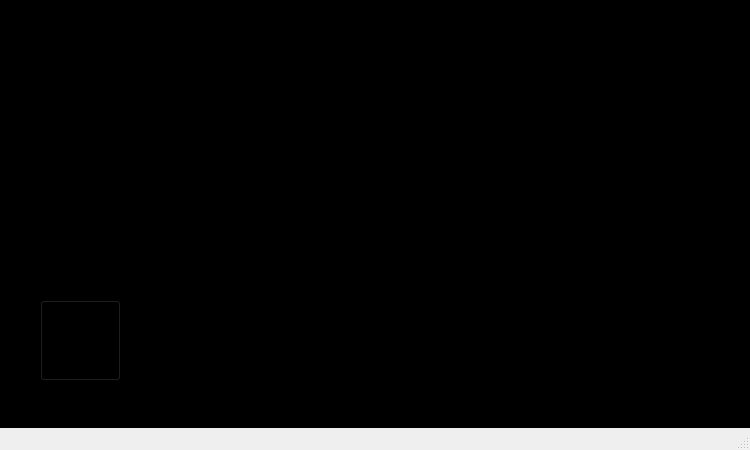
Old version of the form settingswindow.ui in the repository javierjose1224/Proyecto_final.
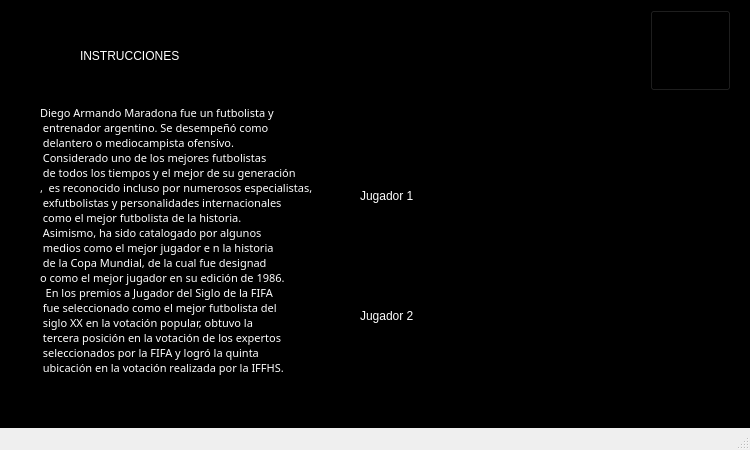
New version of the form. Icons and pictures are not drawn.

The edit to the form file:
```diff
--- a/settingswindow.ui
+++ b/settingswindow.ui
@@ -35,8 +35,8 @@
     <widget class="QPushButton" name="pushButton">
      <property name="geometry">
       <rect>
-       <x>40</x>
-       <y>300</y>
+       <x>650</x>
+       <y>10</y>
        <width>81</width>
        <height>81</height>
       </rect>
@@ -48,6 +48,119 @@
       <string/>
      </property>
     </widget>
+    <widget class="QLabel" name="label">
+     <property name="geometry">
+      <rect>
+       <x>480</x>
+       <y>120</y>
+       <width>271</width>
+       <height>251</height>
+      </rect>
+     </property>
+     <property name="styleSheet">
+      <string notr="true">border-image: url(:/Imagenes/teclas.png);</string>
+     </property>
+     <property name="text">
+      <string/>
+     </property>
+    </widget>
+    <widget class="QLabel" name="label_2">
+     <property name="geometry">
+      <rect>
+       <x>360</x>
+       <y>170</y>
+       <width>111</width>
+       <height>51</height>
+      </rect>
+     </property>
+     <property name="styleSheet">
+      <string notr="true">font: 75 16pt &quot;Segoe Script&quot;;
+color: rgb(255, 255, 255);</string>
+     </property>
+     <property name="text">
+      <string>Jugador 1</string>
+     </property>
+    </widget>
+    <widget class="QLabel" name="label_3">
+     <property name="geometry">
+      <rect>
+       <x>360</x>
+       <y>290</y>
+       <width>111</width>
+       <height>51</height>
+      </rect>
+     </property>
+     <property name="styleSheet">
+      <string notr="true">font: 75 16pt &quot;Segoe Script&quot;;
+color: rgb(255, 255, 255);</string>
+     </property>
+     <property name="text">
+      <string>Jugador 2</string>
+     </property>
+    </widget>
+    <widget class="QLabel" name="label_4">
+     <property name="geometry">
+      <rect>
+       <x>80</x>
+       <y>30</y>
+       <width>191</width>
+       <height>51</height>
+      </rect>
+     </property>
+     <property name="styleSheet">
+      <string notr="true">font: 75 16pt &quot;Segoe Script&quot;;
+color: rgb(255, 255, 255);</string>
+     </property>
+     <property name="text">
+      <string>INSTRUCCIONES</string>
+     </property>
+    </widget>
+    <widget class="QLabel" name="label_5">
+     <property name="geometry">
+      <rect>
+       <x>40</x>
+       <y>70</y>
+       <width>311</width>
+       <height>341</height>
+      </rect>
+     </property>
+     <property name="font">
+      <font>
+       <family>Segoe Script</family>
+       <pointsize>8</pointsize>
+       <weight>9</weight>
+       <italic>false</italic>
+       <bold>false</bold>
+      </font>
+     </property>
+     <property name="contextMenuPolicy">
+      <enum>Qt::DefaultContextMenu</enum>
+     </property>
+     <property name="styleSheet">
+      <string notr="true">font: 75 8pt &quot;Segoe Script&quot;;
+color: rgb(255, 255, 255);</string>
+     </property>
+     <property name="text">
+      <string>Diego Armando Maradona fue un futbolista y
+ entrenador argentino. Se desempeñó como
+ delantero o mediocampista ofensivo.
+ Considerado uno de los mejores futbolistas
+ de todos los tiempos y el mejor de su generación
+,  es reconocido incluso por numerosos especialistas,
+ exfutbolistas y personalidades internacionales
+ como el mejor futbolista de la historia.
+ Asimismo, ha sido catalogado por algunos
+ medios como el mejor jugador e n la historia
+ de la Copa Mundial, de la cual fue designad
+o como el mejor jugador en su edición de 1986.
+  En los premios a Jugador del Siglo de la FIFA
+ fue seleccionado como el mejor futbolista del
+ siglo XX en la votación popular, obtuvo la
+ tercera posición en la votación de los expertos
+ seleccionados por la FIFA y logró la quinta
+ ubicación en la votación realizada por la IFFHS.</string>
+     </property>
+    </widget>
    </widget>
   </widget>
   <widget class="QMenuBar" name="menubar">
```
Left out of the diff: 12 changed lines with no effect on the pictures.
